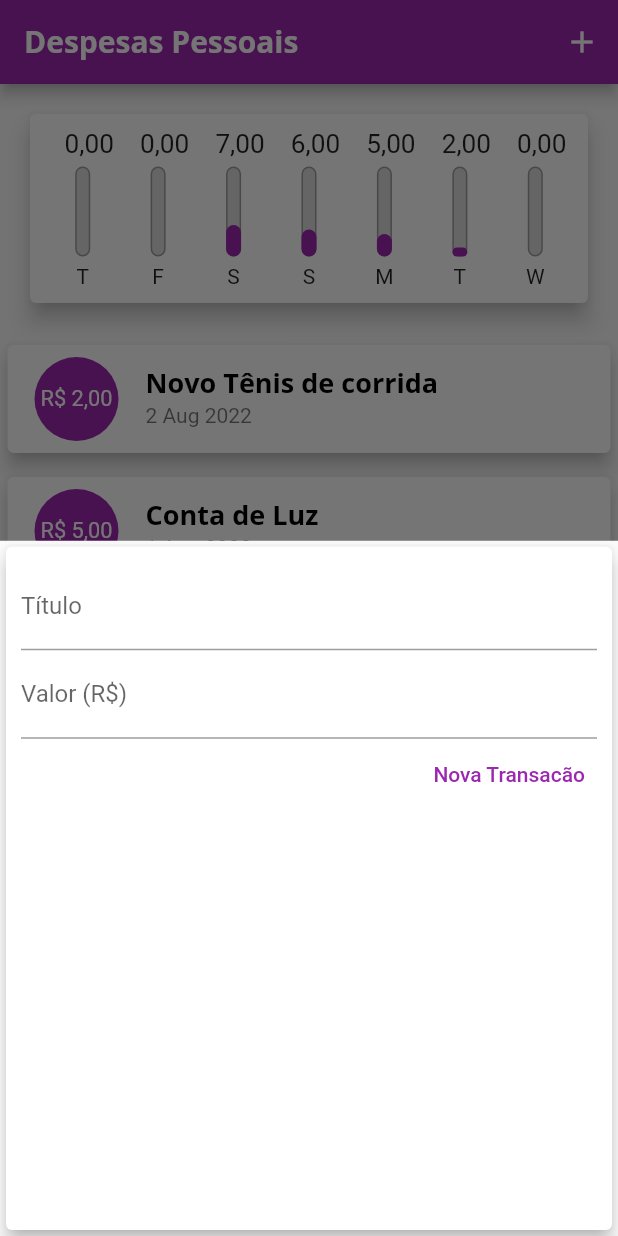
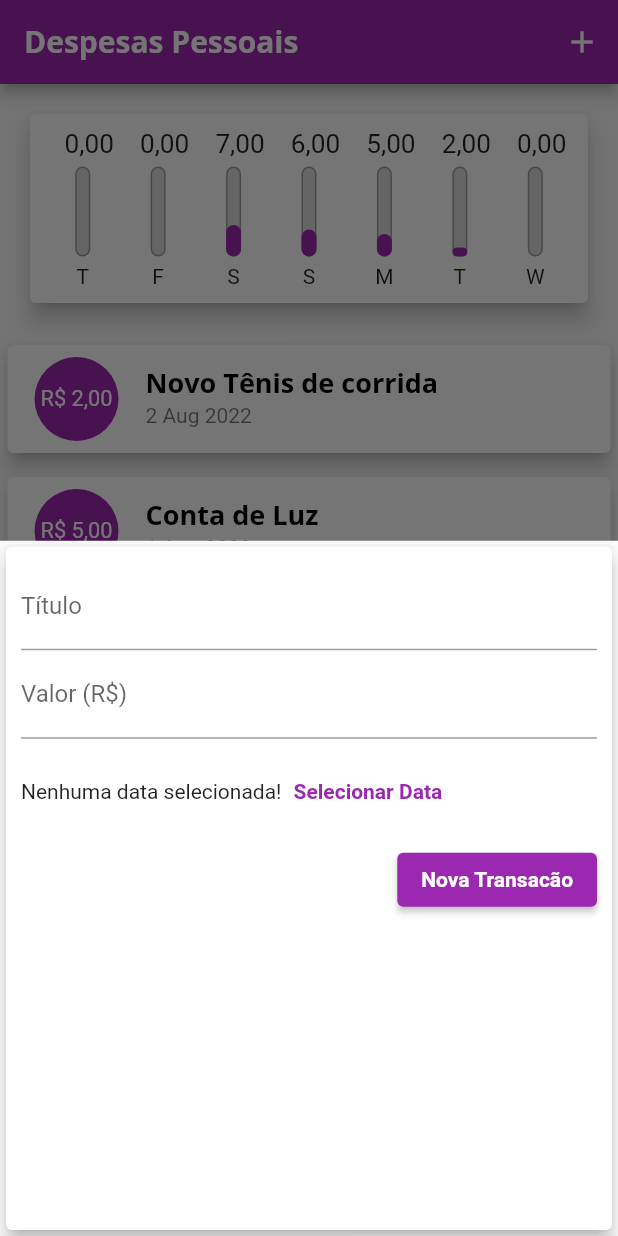
Before and after one commit to codedemonbr/expenses-flutter, a Flutter app: the screen it shows after launch, after a tap on the "add" icon, on a phone screen of 412 x 824 dp. Run offline on Flutter 3.47's test engine with Material 2 defaults, Android fonts, the phone set to English and light mode, and no system bars.

Commit message:
131.Preparando um formulário

```diff
--- a/lib/components/transaction_form.dart
+++ b/lib/components/transaction_form.dart
@@ -49,16 +49,36 @@ class _TransactionFormState extends State<TransactionForm> {
                 labelText: 'Valor (R\$)',
               ),
             ),
+            Container(
+              height: 70,
+              child: Row(
+                children: [
+                  Text('Nenhuma data selecionada!'),
+                  TextButton(
+                    onPressed: () {
+                      print('Ahow!');
+                    },
+                    child: const Text(
+                      'Selecionar Data',
+                      style: TextStyle(
+                        fontWeight: FontWeight.bold,
+                      ),
+                    ),
+                  )
+                ],
+              ),
+            ),
             Row(
               mainAxisAlignment: MainAxisAlignment.end,
               children: <Widget>[
-                TextButton(
-                  child: const Text(
-                    'Nova Transacão',
-                    style: TextStyle(
-                      color: Colors.purple,
-                    ),
+                ElevatedButton(
+                  style: ElevatedButton.styleFrom(
+                    primary:
+                        Theme.of(context).colorScheme.primary, // background
+                    onPrimary:
+                        Theme.of(context).textTheme.button?.color, // foreground
                   ),
+                  child: const Text('Nova Transacão'),
                   onPressed: _submitForm,
                 )
               ],
--- a/lib/main.dart
+++ b/lib/main.dart
@@ -26,6 +26,10 @@ class ExpensesApp extends StatelessWidget {
             fontSize: 18,
             fontWeight: FontWeight.bold,
             color: Colors.black,
+          ),
+          button: const TextStyle(
+            color: Colors.white,
+            fontWeight: FontWeight.bold,
           ),
         ),
         appBarTheme: const AppBarTheme(
```
